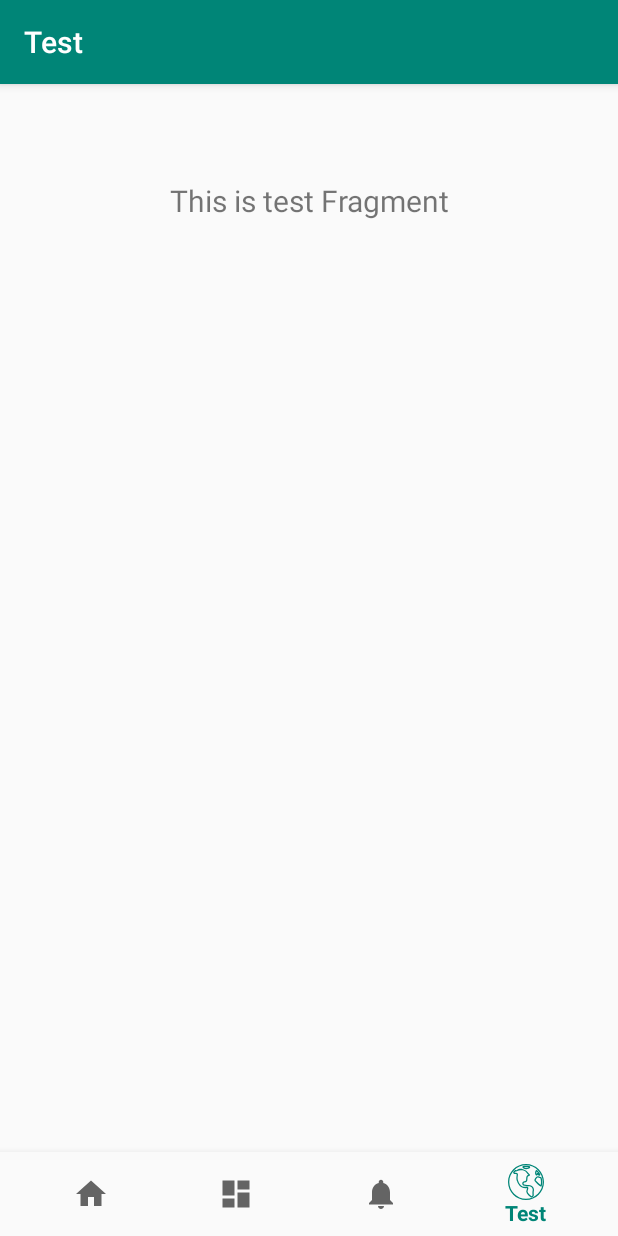
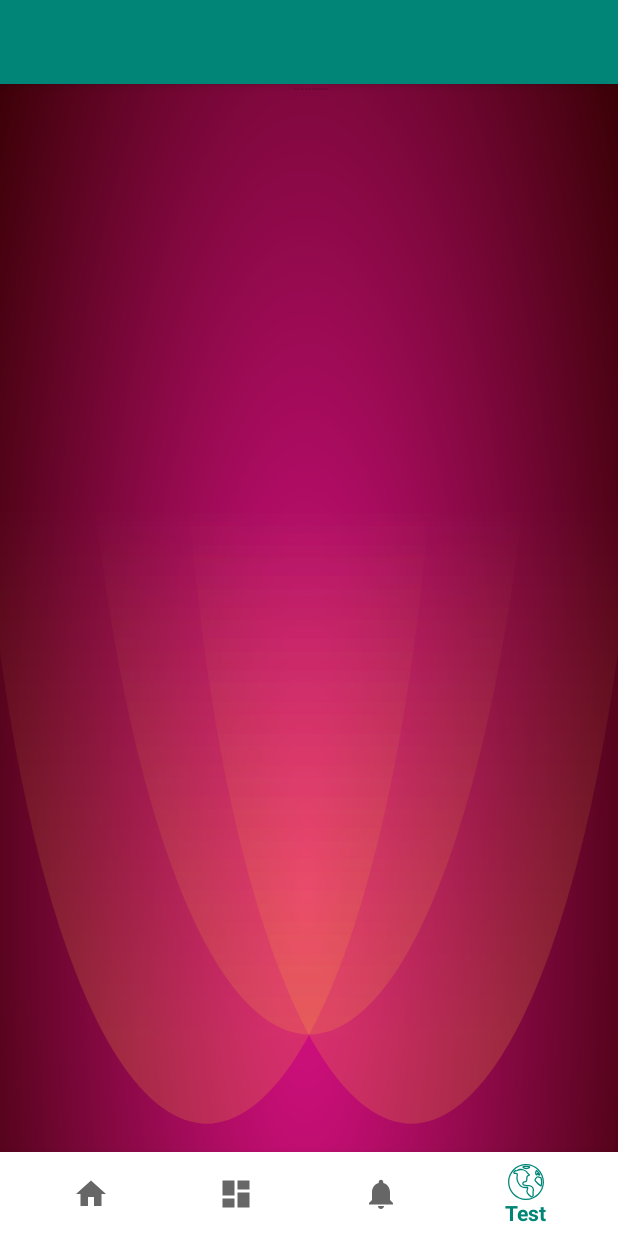
Before and after one commit to ChrisJWest/MedHacks_JupiterHope, an Android app: the TestFragment screen opened through its navigation route, on a phone screen of 412 x 824 dp. Run offline under Robolectric (Android 15) with nearby library versions, the phone set to English and light mode, and no system bars; our stand-ins replace navigation-ui.

Commit message:
Kinda broken

```diff
--- a/app/src/main/AndroidManifest.xml
+++ b/app/src/main/AndroidManifest.xml
@@ -5,7 +5,7 @@
     <application
         android:allowBackup="true"
         android:icon="@mipmap/ic_launcher"
-        android:label="@string/app_name"
+        android:label=""
         android:roundIcon="@mipmap/ic_launcher_round"
         android:supportsRtl="true"
         android:theme="@style/AppTheme">
--- a/app/src/main/java/com/example/medhacks/MainActivity.kt
+++ b/app/src/main/java/com/example/medhacks/MainActivity.kt
@@ -3,6 +3,7 @@ package com.example.medhacks
 import android.os.Bundle
 import android.support.design.widget.BottomNavigationView
 import android.support.v7.app.AppCompatActivity
+import android.view.Window
 import androidx.navigation.findNavController
 import androidx.navigation.ui.AppBarConfiguration
 import androidx.navigation.ui.setupActionBarWithNavController
@@ -11,6 +12,9 @@ import androidx.navigation.ui.setupWithNavController
 class MainActivity : AppCompatActivity() {
 
     override fun onCreate(savedInstanceState: Bundle?) {
+
+        //this.requestWindowFeature(Window.FEATURE_NO_TITLE)
+
         super.onCreate(savedInstanceState)
         setContentView(R.layout.activity_main)
         val navView: BottomNavigationView = findViewById(R.id.nav_view)
--- /dev/null
+++ b/app/src/main/res/drawable/ic_rose_petals.xml
@@ -0,0 +1,68 @@
+<vector xmlns:android="http://schemas.android.com/apk/res/android"
+    xmlns:aapt="http://schemas.android.com/aapt"
+    android:width="800dp"
+    android:height="400dp"
+    android:viewportWidth="800"
+    android:viewportHeight="400">
+  <path
+      android:pathData="M0,0h800v400h-800z"
+      android:fillColor="#330000"/>
+  <path
+      android:pathData="M0,0h800v400h-800z">
+    <aapt:attr name="android:fillColor">
+      <gradient
+          android:gradientRadius="514"
+          android:centerX="396"
+          android:centerY="281"
+          android:type="radial">
+        <item android:offset="0" android:color="#FFDD1188"/>
+        <item android:offset="1" android:color="#FF330000"/>
+      </gradient>
+    </aapt:attr>
+  </path>
+  <path
+      android:pathData="M267.5,61m-300,0a300,300 0,1 1,600 0a300,300 0,1 1,-600 0"
+      android:fillAlpha="0.4">
+    <aapt:attr name="android:fillColor">
+      <gradient
+          android:startY="148"
+          android:startX="400"
+          android:endY="333"
+          android:endX="400"
+          android:type="linear">
+        <item android:offset="0" android:color="#00FFAA33"/>
+        <item android:offset="1" android:color="#7FFFAA33"/>
+      </gradient>
+    </aapt:attr>
+  </path>
+  <path
+      android:pathData="M532.5,61m-300,0a300,300 0,1 1,600 0a300,300 0,1 1,-600 0"
+      android:fillAlpha="0.4">
+    <aapt:attr name="android:fillColor">
+      <gradient
+          android:startY="148"
+          android:startX="400"
+          android:endY="333"
+          android:endX="400"
+          android:type="linear">
+        <item android:offset="0" android:color="#00FFAA33"/>
+        <item android:offset="1" android:color="#7FFFAA33"/>
+      </gradient>
+    </aapt:attr>
+  </path>
+  <path
+      android:pathData="M400,30m-300,0a300,300 0,1 1,600 0a300,300 0,1 1,-600 0"
+      android:fillAlpha="0.4">
+    <aapt:attr name="android:fillColor">
+      <gradient
+          android:startY="148"
+          android:startX="400"
+          android:endY="333"
+          android:endX="400"
+          android:type="linear">
+        <item android:offset="0" android:color="#00FFAA33"/>
+        <item android:offset="1" android:color="#7FFFAA33"/>
+      </gradient>
+    </aapt:attr>
+  </path>
+</vector>
--- a/app/src/main/res/layout/activity_main.xml
+++ b/app/src/main/res/layout/activity_main.xml
@@ -5,15 +5,14 @@
     android:id="@+id/container"
     android:layout_width="match_parent"
     android:layout_height="match_parent"
-    android:paddingTop="?attr/actionBarSize">
+    android:background="@drawable/ic_rose_petals"
+    android:paddingTop="0in">
 
     <android.support.design.widget.BottomNavigationView
         android:id="@+id/nav_view"
         android:layout_width="0dp"
         android:layout_height="wrap_content"
-        android:layout_marginStart="0dp"
-        android:layout_marginEnd="0dp"
-        android:background="?android:attr/windowBackground"
+        android:background="@color/colorAccent"
         app:layout_constraintBottom_toBottomOf="parent"
         app:layout_constraintLeft_toLeftOf="parent"
         app:layout_constraintRight_toRightOf="parent"
@@ -24,11 +23,11 @@
         android:name="androidx.navigation.fragment.NavHostFragment"
         android:layout_width="match_parent"
         android:layout_height="match_parent"
+        android:background="@drawable/ic_rose_petals"
         app:defaultNavHost="true"
         app:layout_constraintBottom_toTopOf="@id/nav_view"
         app:layout_constraintLeft_toLeftOf="parent"
         app:layout_constraintRight_toRightOf="parent"
-        app:layout_constraintTop_toTopOf="parent"
         app:navGraph="@navigation/mobile_navigation" />
 
 </android.support.constraint.ConstraintLayout>
--- a/app/src/main/res/layout/fragment_test.xml
+++ b/app/src/main/res/layout/fragment_test.xml
@@ -8,11 +8,11 @@
         android:id="@+id/text_test"
         android:layout_width="match_parent"
         android:layout_height="wrap_content"
-        android:layout_marginStart="8dp"
-        android:layout_marginTop="8dp"
-        android:layout_marginEnd="8dp"
+        android:layout_marginStart="1dp"
+        android:layout_marginTop="1dp"
+        android:layout_marginEnd="1dp"
         android:textAlignment="center"
-        android:textSize="20sp"
+        android:textSize="2sp"
         app:layout_constraintEnd_toEndOf="parent"
         app:layout_constraintStart_toStartOf="parent"
         app:layout_constraintTop_toTopOf="parent" />
--- a/app/src/main/res/navigation/mobile_navigation.xml
+++ b/app/src/main/res/navigation/mobile_navigation.xml
@@ -8,7 +8,7 @@
     <fragment
         android:id="@+id/navigation_home"
         android:name="com.example.medhacks.ui.home.HomeFragment"
-        android:label="@string/title_home"
+        android:label=""
         tools:layout="@layout/fragment_home" />
 
     <fragment
@@ -26,7 +26,7 @@
     <fragment
         android:id="@+id/navigation_test"
         android:name="com.example.medhacks.ui.test.TestFragment"
-        android:label="@string/title_test"
+        android:label=""
         tools:layout="@layout/fragment_test" />
 
 
--- a/app/src/main/res/values/colors.xml
+++ b/app/src/main/res/values/colors.xml
@@ -2,5 +2,5 @@
 <resources>
     <color name="colorPrimary">#008577</color>
     <color name="colorPrimaryDark">#00574B</color>
-    <color name="colorAccent">#D81B60</color>
+    <color name="colorAccent">#FFFFFF</color>
 </resources>
--- a/app/src/main/res/values/styles.xml
+++ b/app/src/main/res/values/styles.xml
@@ -8,4 +8,11 @@
         <item name="colorAccent">@color/colorAccent</item>
     </style>
 
+    <style name="AppFullScreenTheme" parent="Theme.AppCompat.Light.NoActionBar">
+        <item name="android:windowNoTitle">true</item>
+        <item name="android:windowActionBar">false</item>
+        <item name="android:windowFullscreen">true</item>
+        <item name="android:windowContentOverlay">@null</item>
+    </style>
+
 </resources>
```
